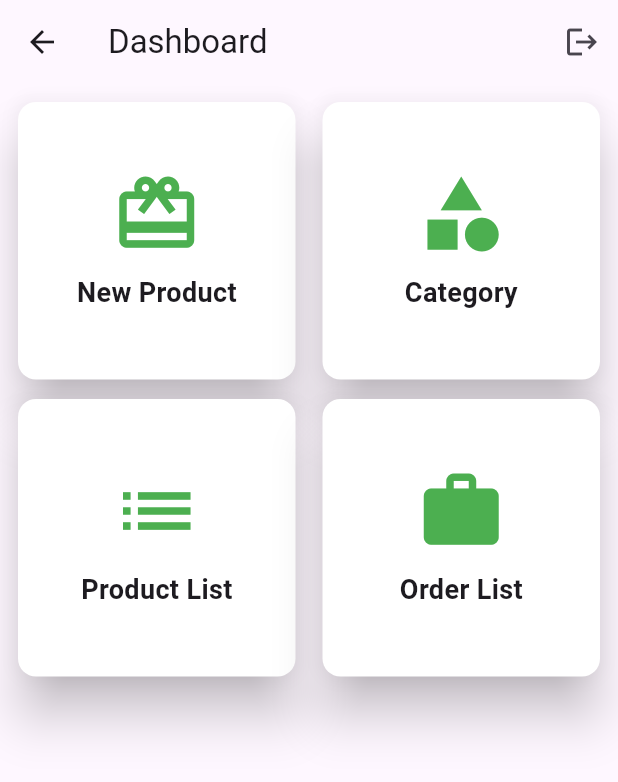
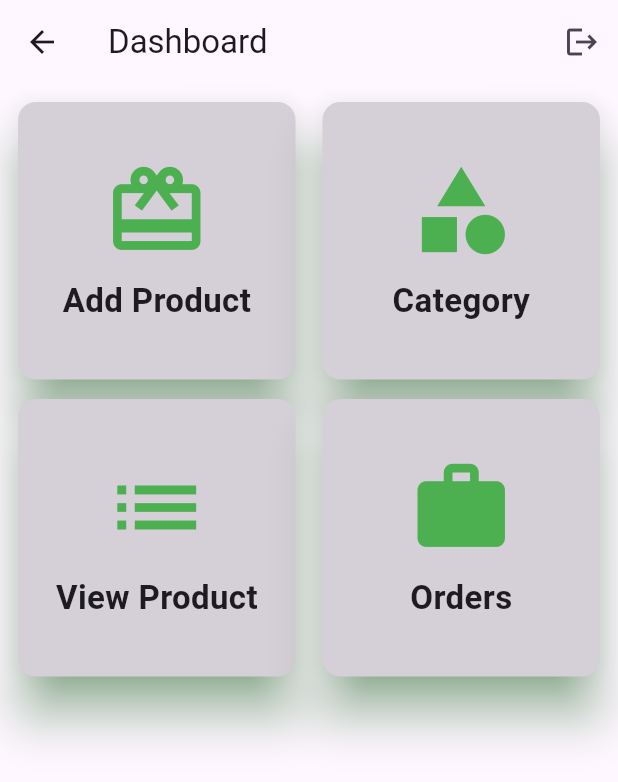
Before and after one commit to Irfanhossain909/ECom-admin-Flutter-Firebase, a Flutter app: the DashboardPage screen opened by its route, on a phone screen of 412 x 824 dp. Shown: the top 782 px of the screen. Run offline on Flutter 3.47's test engine with Material 3 defaults, Android fonts, the phone set to English and light mode, and no system bars; our stand-ins replace cached_network_image, cloud_firestore, firebase_auth, firebase_core, firebase_storage, flutter_easyloading and 1 more; accounts and stored records are empty.

Commit message:
product list add in view product,||click product to product page|| update product field

```diff
--- a/lib/customwidgets/dashboard_Item_view.dart
+++ b/lib/customwidgets/dashboard_Item_view.dart
@@ -9,10 +9,11 @@ class DashboardItemView extends StatelessWidget {
   @override
   Widget build(BuildContext context) {
     return InkWell(
-      onTap: () =>Navigator.pushNamed(context, model.routeName),
+      onTap: () => Navigator.pushNamed(context, model.routeName),
       child: Card(
+        shadowColor: Colors.green,
+        surfaceTintColor: Colors.black,
         elevation: 14,
-        color: Colors.white,
         child: Padding(
           padding: const EdgeInsets.all(8.0),
           child: Column(
@@ -21,14 +22,15 @@ class DashboardItemView extends StatelessWidget {
               Icon(
                 model.iconData,
                 color: Colors.green,
-                size: 60.0,
+                size: 70.0,
               ),
               const SizedBox(
                 height: 10.0,
               ),
               Text(
                 model.title,
-                style: const TextStyle(fontSize: 18.0,fontWeight: FontWeight.bold),
+                style: const TextStyle(
+                    fontSize: 22.0, fontWeight: FontWeight.bold,),
               ),
             ],
           ),
--- a/lib/main.dart
+++ b/lib/main.dart
@@ -13,6 +13,7 @@ import 'pages/launcher_page.dart';
 import 'pages/login_page.dart';
 import 'pages/new_product_page.dart';
 import 'pages/order_page.dart';
+import 'pages/product_details.dart';
 import 'pages/view_product.dart';
 
 void main() async{
@@ -51,6 +52,7 @@ class MyApp extends StatelessWidget {
         CategoryPage.routeName : (context) => const CategoryPage(),
         ViewProductPage.routeName : (context) => const ViewProductPage(),
         OrderPage.routeName : (context) => const OrderPage(),
+        ProductDetailsPage.routeName : (context) => const ProductDetailsPage(),
       },
     );
   }
--- a/lib/models/dashboard_model.dart
+++ b/lib/models/dashboard_model.dart
@@ -17,8 +17,8 @@ class DashboardItemModel {
 }
 
 const dashboardItems = [
-  DashboardItemModel(title: 'New Product', iconData: Icons.card_giftcard, routeName: NewProductPage.routeName),
+  DashboardItemModel(title: 'Add Product', iconData: Icons.card_giftcard, routeName: NewProductPage.routeName),
   DashboardItemModel(title: 'Category', iconData: Icons.category, routeName: CategoryPage.routeName),
-  DashboardItemModel(title: 'Product List', iconData: Icons.list, routeName: ViewProductPage.routeName),
-  DashboardItemModel(title: 'Order List', iconData: Icons.work, routeName: OrderPage.routeName),
+  DashboardItemModel(title: 'View Product', iconData: Icons.list, routeName: ViewProductPage.routeName),
+  DashboardItemModel(title: 'Orders', iconData: Icons.work, routeName: OrderPage.routeName),
 ];
--- a/lib/models/product_model.dart
+++ b/lib/models/product_model.dart
@@ -53,5 +53,9 @@ class ProductModel{
       discountPercent: map['discountPercent'] ?? 0,
     );
   }
+  num get priceAfterDiscount{
+    if(discountPercent == 0) return price;
+    return price - ((price * discountPercent) / 100);
+  }
 
 }
--- a/lib/pages/dashboard_page.dart
+++ b/lib/pages/dashboard_page.dart
@@ -15,6 +15,7 @@ class DashboardPage extends StatelessWidget {
   @override
   Widget build(BuildContext context) {
     context.read<ProductProvider>().getAllCategory();
+    context.read<ProductProvider>().getAllProducts();
     return Scaffold(
       appBar: AppBar(
         title: const Text('Dashboard'),
--- a/lib/pages/new_product_page.dart
+++ b/lib/pages/new_product_page.dart
@@ -229,6 +229,7 @@ class _NewProductPageState extends State<NewProductPage> {
           price: num.parse(_priceController.text),// using num.parse to convert num type to String,
           stock: num.parse(_stockController.text),
           description: _descriptionController.text,
+          discountPercent: int.parse(_discountController.text),
           imageUrl: url,
         );
         await context.read<ProductProvider>().addNewProduct(product);
--- a/lib/providers/product_provider.dart
+++ b/lib/providers/product_provider.dart
@@ -10,6 +10,8 @@ import 'package:flutter/foundation.dart';
 
 class ProductProvider with ChangeNotifier {
   List<CategoryModel> categoryList = [];
+  List<ProductModel> productList = [];
+
 
   Future<void> addNewCategory(String name){
     final model = CategoryModel(name);
@@ -28,6 +30,22 @@ class ProductProvider with ChangeNotifier {
     });
   }
 
+  getAllProducts(){
+    DbHelper.getAllProducts().listen((snapshot){
+      productList = List.generate(snapshot.docs.length, (index) =>
+          ProductModel.fromMap(snapshot.docs[index].data()));
+      notifyListeners();
+    });
+  }
+  ProductModel getProductFromListById(String id){
+    return productList.firstWhere((product)=> product.id == id);//going to match both id by using this line,
+  }
+
+  Future<void> updateSingleProductField(String id, String field, dynamic value) {
+    return DbHelper.updateSingleProductField(id, field, value);
+  }
+
+
   Future<String> uploadImageRetSrorage(String localPath) async{
     final imageName = 'Image_${DateTime.now().millisecondsSinceEpoch}';// create image name on storage.
     final imageRef = FirebaseStorage.instance.ref().child('Images/$imageName');//create Image folder in storage and named image file,
--- a/lib/utils/widgets_functions.dart
+++ b/lib/utils/widgets_functions.dart
@@ -8,6 +8,7 @@ showMsg(BuildContext context, String msg) {
 showSingleTextInputDialog({
   required BuildContext context,
   required String title,
+  TextInputType textInputType = TextInputType.text,
   String positiveButtonText = 'Save',
   String nagetiveButtonText = 'Cancel',
   required Function(String) onSave,
@@ -21,6 +22,7 @@ showSingleTextInputDialog({
               padding: const EdgeInsets.all(8.0),
               child: TextField(
                 controller: controller,
+                keyboardType: textInputType,
                 decoration: InputDecoration(
                     border: const OutlineInputBorder(),
                     hintText: 'Enter $title'),
--- a/pubspec.yaml
+++ b/pubspec.yaml
@@ -45,6 +45,7 @@ dependencies:
   image_picker:
   cached_network_image:
   flutter_easyloading:
+  google_fonts:
 
 dev_dependencies:
   flutter_test:
```
Also changed, not shown: lib/db/db_helper.dart (+20 -9 lines), lib/pages/product_details.dart (added, +150 -0 lines), lib/pages/view_product.dart (+20 -4 lines), pubspec.lock.
